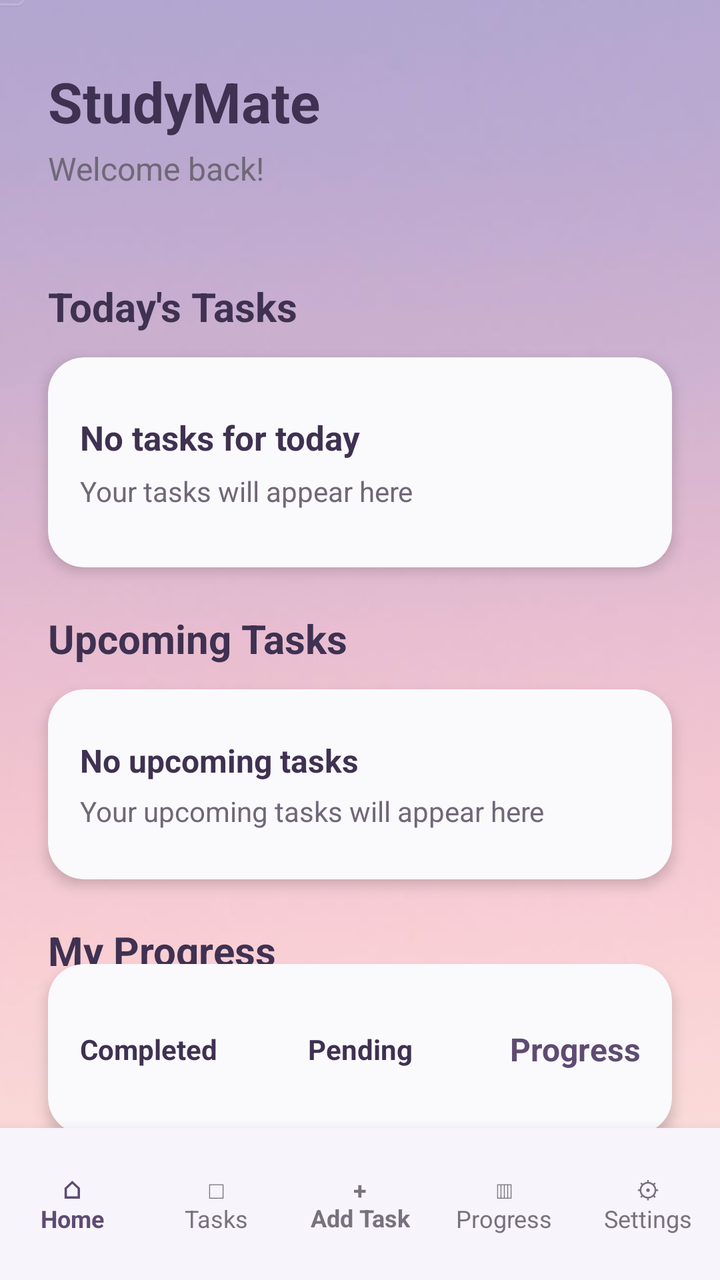
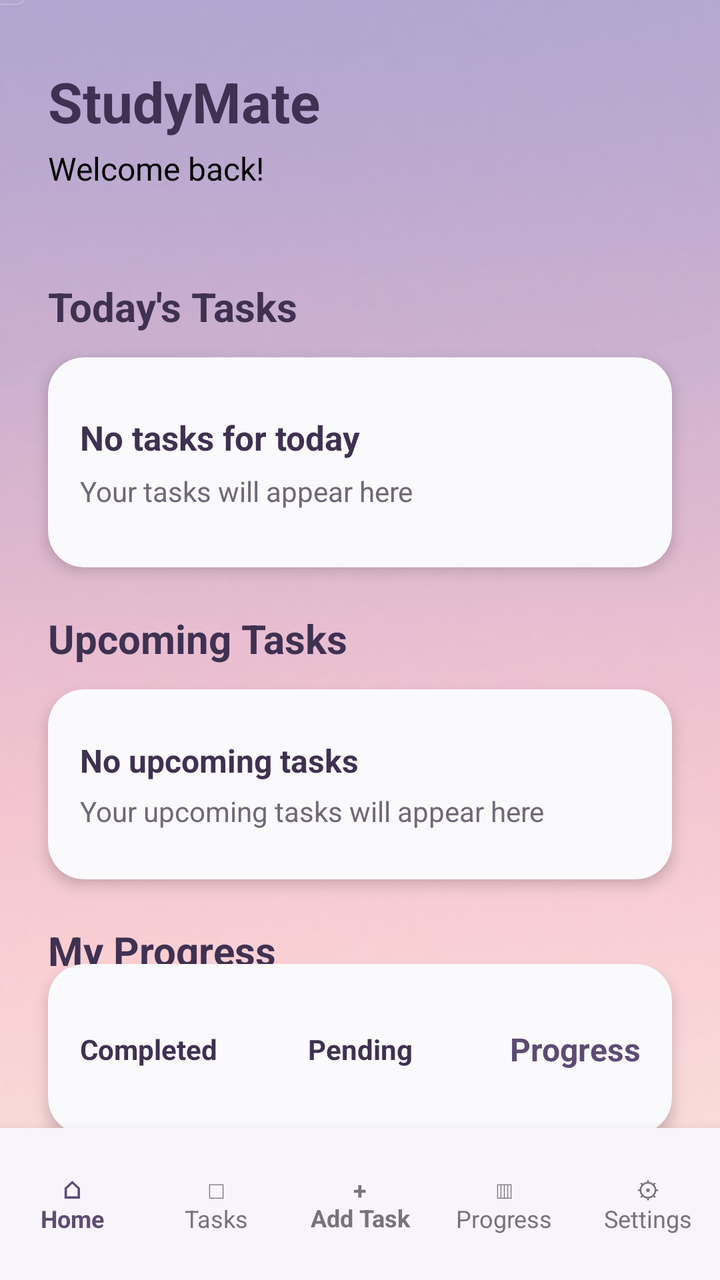

Two renders of the same Android screen: before a commit and after it. Below are the layout's source before the change and the commit's diff.
<!-- AndroidManifest.xml: application theme Theme.StudyMate -->
<!-- res/layout/activity_main.xml -->
<?xml version="1.0" encoding="utf-8"?>
<androidx.constraintlayout.widget.ConstraintLayout
    xmlns:android="http://schemas.android.com/apk/res/android"
    xmlns:app="http://schemas.android.com/apk/res-auto"
    xmlns:tools="http://schemas.android.com/tools"
    android:layout_width="match_parent"
    android:layout_height="match_parent"
    android:background="@drawable/background_7"
    tools:context=".MainActivity">


    <TextView
        android:id="@+id/tvStudyMate"
        android:layout_width="wrap_content"
        android:layout_height="wrap_content"
        android:layout_marginStart="24dp"
        android:layout_marginTop="32dp"
        android:text="StudyMate"
        android:textColor="#3F3151"
        android:textSize="28sp"
        android:textStyle="bold"
        app:layout_constraintStart_toStartOf="parent"
        app:layout_constraintTop_toTopOf="parent" />

    <TextView
        android:id="@+id/tvWelcome"
        android:layout_width="wrap_content"
        android:layout_height="wrap_content"
        android:layout_marginStart="24dp"
        android:layout_marginTop="4dp"
        android:text="Welcome back!"
        android:textColor="#6F6878"
        android:textSize="16sp"
        app:layout_constraintStart_toStartOf="parent"
        app:layout_constraintTop_toBottomOf="@id/tvStudyMate" />

    <TextView
        android:id="@+id/tvDate"
        android:layout_width="wrap_content"
        android:layout_height="wrap_content"
        android:layout_marginStart="24dp"
        android:layout_marginTop="3dp"
        android:text=""
        android:textColor="#6F6878"
        android:textSize="13sp"
        app:layout_constraintStart_toStartOf="parent"
        app:layout_constraintTop_toBottomOf="@id/tvWelcome" />


    <TextView
        android:id="@+id/tvTodayTitle"
        android:layout_width="wrap_content"
        android:layout_height="wrap_content"
        android:layout_marginStart="24dp"
        android:layout_marginTop="24dp"
        android:text="Today's Tasks"
        android:textColor="#3F3151"
        android:textSize="20sp"
        android:textStyle="bold"
        app:layout_constraintStart_toStartOf="parent"
        app:layout_constraintTop_toBottomOf="@id/tvDate" />

    <androidx.cardview.widget.CardView
        android:id="@+id/cardTodayTask"
        android:layout_width="0dp"
        android:layout_height="105dp"
        android:layout_marginStart="24dp"
        android:layout_marginTop="12dp"
        android:layout_marginEnd="24dp"
        app:cardBackgroundColor="#FAF9FC"
        app:cardCornerRadius="18dp"
        app:cardElevation="4dp"
        app:layout_constraintEnd_toEndOf="parent"
        app:layout_constraintStart_toStartOf="parent"
        app:layout_constraintTop_toBottomOf="@id/tvTodayTitle">

        <LinearLayout
            android:layout_width="match_parent"
            android:layout_height="match_parent"
            android:gravity="center_vertical"
            android:orientation="vertical"
            android:padding="16dp">

            <TextView
                android:id="@+id/tvTaskName"
                android:layout_width="wrap_content"
                android:layout_height="wrap_content"
                android:text="No tasks for today"
                android:textColor="#3F3151"
                android:textSize="17sp"
                android:textStyle="bold" />

            <TextView
                android:id="@+id/tvTaskDetails"
                android:layout_width="wrap_content"
                android:layout_height="wrap_content"
                android:layout_marginTop="6dp"
                android:text="Your tasks will appear here"
                android:textColor="#6F6878"
                android:textSize="14sp" />

        </LinearLayout>

    </androidx.cardview.widget.CardView>


    <TextView
        android:id="@+id/tvUpcomingTitle"
        android:layout_width="wrap_content"
        android:layout_height="wrap_content"
        android:layout_marginStart="24dp"
        android:layout_marginTop="22dp"
        android:text="Upcoming Tasks"
        android:textColor="#3F3151"
        android:textSize="20sp"
        android:textStyle="bold"
        app:layout_constraintStart_toStartOf="parent"
        app:layout_constraintTop_toBottomOf="@id/cardTodayTask" />

    <androidx.cardview.widget.CardView
        android:id="@+id/cardUpcomingTask"
        android:layout_width="0dp"
        android:layout_height="95dp"
        android:layout_marginStart="24dp"
        android:layout_marginTop="12dp"
        android:layout_marginEnd="24dp"
        app:cardBackgroundColor="#FAF9FC"
        app:cardCornerRadius="18dp"
        app:cardElevation="4dp"
        app:layout_constraintEnd_toEndOf="parent"
        app:layout_constraintStart_toStartOf="parent"
        app:layout_constraintTop_toBottomOf="@id/tvUpcomingTitle">

        <LinearLayout
            android:layout_width="match_parent"
            android:layout_height="match_parent"
            android:gravity="center_vertical"
            android:orientation="vertical"
            android:padding="16dp">

            <TextView
                android:id="@+id/tvUpcomingTask"
                android:layout_width="wrap_content"
                android:layout_height="wrap_content"
                android:text="No upcoming tasks"
                android:textColor="#3F3151"
                android:textSize="16sp"
                android:textStyle="bold" />

            <TextView
                android:id="@+id/tvUpcomingDetails"
                android:layout_width="wrap_content"
                android:layout_height="wrap_content"
                android:layout_marginTop="5dp"
                android:text="Your upcoming tasks will appear here"
                android:textColor="#6F6878"
                android:textSize="14sp" />

        </LinearLayout>

    </androidx.cardview.widget.CardView>


    <TextView
        android:id="@+id/tvProgressTitle"
        android:layout_width="wrap_content"
        android:layout_height="wrap_content"
        android:layout_marginStart="24dp"
        android:layout_marginTop="22dp"
        android:text="My Progress"
        android:textColor="#3F3151"
        android:textSize="20sp"
        android:textStyle="bold"
        app:layout_constraintStart_toStartOf="parent"
        app:layout_constraintTop_toBottomOf="@id/cardUpcomingTask" />

    <androidx.cardview.widget.CardView
        android:id="@+id/cardProgress"
        android:layout_width="0dp"
        android:layout_height="85dp"
        android:layout_marginStart="24dp"
        android:layout_marginTop="12dp"
        android:layout_marginEnd="24dp"
        android:layout_marginBottom="16dp"
        app:cardBackgroundColor="#FAF9FC"
        app:cardCornerRadius="18dp"
        app:cardElevation="4dp"
        app:layout_constraintBottom_toTopOf="@id/bottomNav"
        app:layout_constraintEnd_toEndOf="parent"
        app:layout_constraintStart_toStartOf="parent"
        app:layout_constraintTop_toBottomOf="@id/tvProgressTitle">

        <LinearLayout
            android:layout_width="match_parent"
            android:layout_height="match_parent"
            android:gravity="center_vertical"
            android:orientation="horizontal"
            android:padding="16dp">

            <TextView
                android:id="@+id/tvCompleted"
                android:layout_width="0dp"
                android:layout_height="wrap_content"
                android:layout_weight="1"
                android:text="Completed"
                android:textColor="#3F3151"
                android:textSize="14sp"
                android:textStyle="bold" />

            <TextView
                android:id="@+id/tvPending"
                android:layout_width="0dp"
                android:layout_height="wrap_content"
                android:layout_weight="1"
                android:gravity="center"
                android:text="Pending"
                android:textColor="#3F3151"
                android:textSize="14sp"
                android:textStyle="bold" />

            <TextView
                android:id="@+id/tvPercentage"
                android:layout_width="0dp"
                android:layout_height="wrap_content"
                android:layout_weight="1"
                android:gravity="end"
                android:text="Progress"
                android:textColor="#5E4B73"
                android:textSize="16sp"
                android:textStyle="bold" />

        </LinearLayout>

    </androidx.cardview.widget.CardView>

    <include
        android:id="@+id/bottomNav"
        layout="@layout/bottom_nav"
        android:layout_width="0dp"
        android:layout_height="76dp"
        app:layout_constraintBottom_toBottomOf="parent"
        app:layout_constraintEnd_toEndOf="parent"
        app:layout_constraintStart_toStartOf="parent" />

</androidx.constraintlayout.widget.ConstraintLayout>
<!-- res/layout/bottom_nav.xml (included above) -->
<?xml version="1.0" encoding="utf-8"?>
<LinearLayout
    xmlns:android="http://schemas.android.com/apk/res/android"
    android:id="@+id/bottomNav"
    android:layout_width="match_parent"
    android:layout_height="76dp"
    android:orientation="horizontal"
    android:gravity="center"
    android:background="@color/studymate_background"
    android:elevation="10dp"
    android:paddingTop="6dp"
    android:paddingBottom="6dp">

    <TextView
        android:id="@+id/navHome"
        android:layout_width="0dp"
        android:layout_height="match_parent"
        android:layout_weight="1"
        android:text="⌂&#10;Home"
        android:gravity="center"
        android:textColor="@color/studymate_primary"
        android:textSize="12sp"
        android:textStyle="bold" />

    <TextView
        android:id="@+id/navTasks"
        android:layout_width="0dp"
        android:layout_height="match_parent"
        android:layout_weight="1"
        android:text="□&#10;Tasks"
        android:gravity="center"
        android:textColor="@color/studymate_text_grey"
        android:textSize="12sp" />

    <TextView
        android:id="@+id/navAddTask"
        android:layout_width="0dp"
        android:layout_height="match_parent"
        android:layout_weight="1"
        android:text="+&#10;Add Task"
        android:gravity="center"
        android:textColor="@color/studymate_text_grey"
        android:textSize="12sp"
        android:textStyle="bold" />

    <TextView
        android:id="@+id/navProgress"
        android:layout_width="0dp"
        android:layout_height="match_parent"
        android:layout_weight="1"
        android:text="▥&#10;Progress"
        android:gravity="center"
        android:textColor="@color/studymate_text_grey"
        android:textSize="12sp" />

    <TextView
        android:id="@+id/navSettings"
        android:layout_width="0dp"
        android:layout_height="match_parent"
        android:layout_weight="1"
        android:text="⚙&#10;Settings"
        android:gravity="center"
        android:textColor="@color/studymate_text_grey"
        android:textSize="12sp" />

</LinearLayout>
<!-- resources referenced by this layout -->
<resources>
  <color name="studymate_background">#F7F4FB</color>
  <color name="studymate_primary">#5E4B73</color>
  <color name="studymate_text_grey">#77727D</color>
  <!-- drawable background_7: jpeg bitmap (drawable, 9867 bytes) -->
  <style name="Theme.StudyMate" parent="Base.Theme.StudyMate" />
  <style name="Base.Theme.StudyMate" parent="Theme.Material3.DayNight.NoActionBar">
          
          
      </style>
</resources>

<!-- the commit's change to res/layout/activity_main.xml (unified diff, before → after) -->
@@ -10,7 +10,7 @@
 
 
     <TextView
-        android:id="@+id/tvStudyMate"
+        android:id="@+id/textviewStudyMate"
         android:layout_width="wrap_content"
         android:layout_height="wrap_content"
         android:layout_marginStart="24dp"
@@ -23,19 +23,19 @@
         app:layout_constraintTop_toTopOf="parent" />
 
     <TextView
-        android:id="@+id/tvWelcome"
+        android:id="@+id/textviewWelcome"
         android:layout_width="wrap_content"
         android:layout_height="wrap_content"
         android:layout_marginStart="24dp"
         android:layout_marginTop="4dp"
         android:text="Welcome back!"
-        android:textColor="#6F6878"
+        android:textColor="@color/black"
         android:textSize="16sp"
         app:layout_constraintStart_toStartOf="parent"
-        app:layout_constraintTop_toBottomOf="@id/tvStudyMate" />
-
-    <TextView
-        android:id="@+id/tvDate"
+        app:layout_constraintTop_toBottomOf="@id/textviewStudyMate" />
+
+    <TextView
+        android:id="@+id/textviewDate"
         android:layout_width="wrap_content"
         android:layout_height="wrap_content"
         android:layout_marginStart="24dp"
@@ -44,11 +44,11 @@
         android:textColor="#6F6878"
         android:textSize="13sp"
         app:layout_constraintStart_toStartOf="parent"
-        app:layout_constraintTop_toBottomOf="@id/tvWelcome" />
-
-
-    <TextView
-        android:id="@+id/tvTodayTitle"
+        app:layout_constraintTop_toBottomOf="@id/textviewWelcome" />
+
+
+    <TextView
+        android:id="@+id/textviewTodayTitle"
         android:layout_width="wrap_content"
         android:layout_height="wrap_content"
         android:layout_marginStart="24dp"
@@ -58,7 +58,7 @@
         android:textSize="20sp"
         android:textStyle="bold"
         app:layout_constraintStart_toStartOf="parent"
-        app:layout_constraintTop_toBottomOf="@id/tvDate" />
+        app:layout_constraintTop_toBottomOf="@id/textviewDate" />
 
     <androidx.cardview.widget.CardView
         android:id="@+id/cardTodayTask"
@@ -72,7 +72,7 @@
         app:cardElevation="4dp"
         app:layout_constraintEnd_toEndOf="parent"
         app:layout_constraintStart_toStartOf="parent"
-        app:layout_constraintTop_toBottomOf="@id/tvTodayTitle">
+        app:layout_constraintTop_toBottomOf="@id/textviewTodayTitle">
 
         <LinearLayout
             android:layout_width="match_parent"
@@ -82,7 +82,7 @@
             android:padding="16dp">
 
             <TextView
-                android:id="@+id/tvTaskName"
+                android:id="@+id/textviewTaskName"
                 android:layout_width="wrap_content"
                 android:layout_height="wrap_content"
                 android:text="No tasks for today"
@@ -91,7 +91,7 @@
                 android:textStyle="bold" />
 
             <TextView
-                android:id="@+id/tvTaskDetails"
+                android:id="@+id/textviewTaskDetails"
                 android:layout_width="wrap_content"
                 android:layout_height="wrap_content"
                 android:layout_marginTop="6dp"
@@ -105,7 +105,7 @@
 
 
     <TextView
-        android:id="@+id/tvUpcomingTitle"
+        android:id="@+id/textviewUpcomingTitle"
         android:layout_width="wrap_content"
         android:layout_height="wrap_content"
         android:layout_marginStart="24dp"
@@ -129,7 +129,7 @@
         app:cardElevation="4dp"
         app:layout_constraintEnd_toEndOf="parent"
         app:layout_constraintStart_toStartOf="parent"
-        app:layout_constraintTop_toBottomOf="@id/tvUpcomingTitle">
+        app:layout_constraintTop_toBottomOf="@id/textviewUpcomingTitle">
 
         <LinearLayout
             android:layout_width="match_parent"
@@ -139,7 +139,7 @@
             android:padding="16dp">
 
             <TextView
-                android:id="@+id/tvUpcomingTask"
+                android:id="@+id/textviewUpcomingTask"
                 android:layout_width="wrap_content"
                 android:layout_height="wrap_content"
                 android:text="No upcoming tasks"
@@ -148,7 +148,7 @@
                 android:textStyle="bold" />
 
             <TextView
-                android:id="@+id/tvUpcomingDetails"
+                android:id="@+id/textviewUpcomingDetails"
                 android:layout_width="wrap_content"
                 android:layout_height="wrap_content"
                 android:layout_marginTop="5dp"
@@ -162,7 +162,7 @@
 
 
     <TextView
-        android:id="@+id/tvProgressTitle"
+        android:id="@+id/textviewProgressTitle"
         android:layout_width="wrap_content"
         android:layout_height="wrap_content"
         android:layout_marginStart="24dp"
@@ -188,7 +188,7 @@
         app:layout_constraintBottom_toTopOf="@id/bottomNav"
         app:layout_constraintEnd_toEndOf="parent"
         app:layout_constraintStart_toStartOf="parent"
-        app:layout_constraintTop_toBottomOf="@id/tvProgressTitle">
+        app:layout_constraintTop_toBottomOf="@id/textviewProgressTitle">
 
         <LinearLayout
             android:layout_width="match_parent"
@@ -198,7 +198,7 @@
             android:padding="16dp">
 
             <TextView
-                android:id="@+id/tvCompleted"
+                android:id="@+id/textviewCompleted"
                 android:layout_width="0dp"
                 android:layout_height="wrap_content"
                 android:layout_weight="1"
@@ -208,7 +208,7 @@
                 android:textStyle="bold" />
 
             <TextView
-                android:id="@+id/tvPending"
+                android:id="@+id/textviewPending"
                 android:layout_width="0dp"
                 android:layout_height="wrap_content"
                 android:layout_weight="1"
@@ -219,7 +219,7 @@
                 android:textStyle="bold" />
 
             <TextView
-                android:id="@+id/tvPercentage"
+                android:id="@+id/textviewPercentage"
                 android:layout_width="0dp"
                 android:layout_height="wrap_content"
                 android:layout_weight="1"
<!-- resource entries referenced after the edit -->
@@ -1,5 +1,6 @@
 <!-- resources referenced by this layout -->
 <resources>
+  <color name="black">#FF000000</color>
   <color name="studymate_background">#F7F4FB</color>
   <color name="studymate_primary">#5E4B73</color>
   <color name="studymate_text_grey">#77727D</color>
